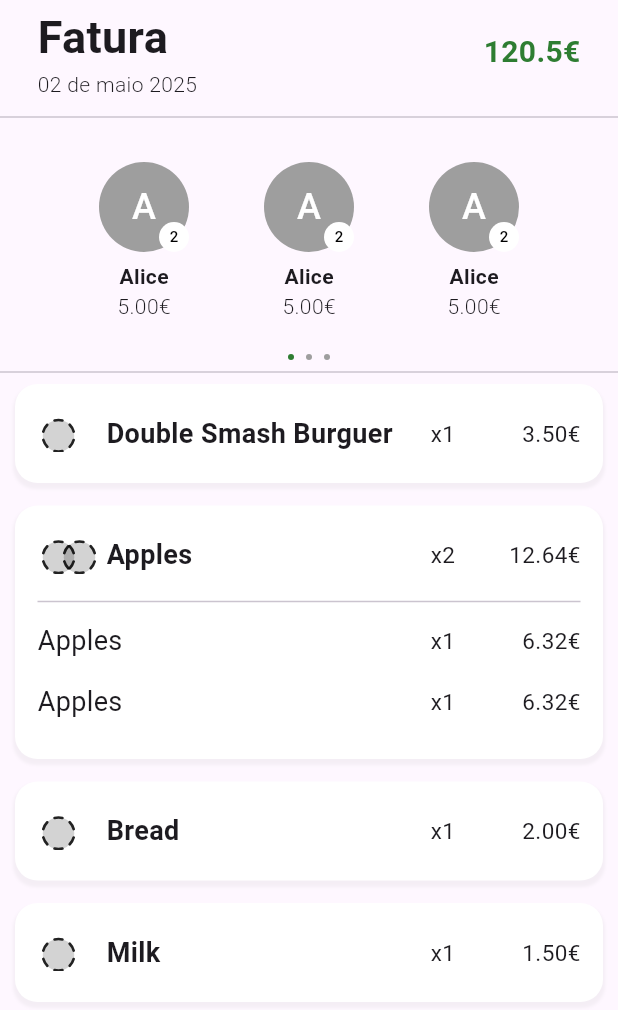
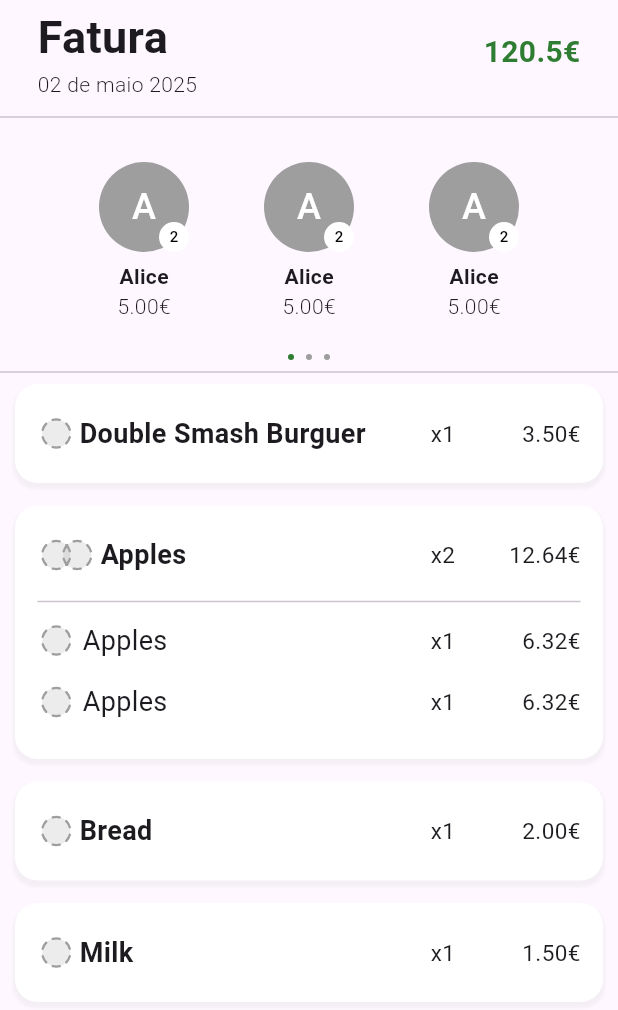
Before and after one commit to thePeras/usettle, a Flutter app: the AssignmentPage screen opened by its route, on a phone screen of 412 x 824 dp. Shown: the top 1010 px of the screen. Run offline on Flutter 3.47's test engine with Material 3 defaults, Android fonts, the phone set to English and light mode, and no system bars; drawn by our look-alikes of smooth_page_indicator; our stand-ins replace camera, phosphor_flutter.

Commit message:
adding left avatars

```diff
--- a/lib/view/assignment/assignment.dart
+++ b/lib/view/assignment/assignment.dart
@@ -64,7 +64,9 @@ class AssignmentState extends State<AssignmentPage> {
           Divider(),
           _buildParticipantsCarousel(),
           Divider(),
-          _buildItemsList()
+          Expanded(
+            child: _buildItemsList(),
+          )
         ],
       ),
     );
@@ -82,10 +84,11 @@ class AssignmentState extends State<AssignmentPage> {
       counts[item.name] = (counts[item.name] ?? 0) + 1;
     }
 
-    return Column(
-        children: uniqueItems
-            .map((item) => _buildItemCard((item, counts[item.name]!)))
-            .toList());
+    return SingleChildScrollView(
+        child: Column(
+            children: uniqueItems
+                .map((item) => _buildItemCard((item, counts[item.name]!)))
+                .toList()));
   }
 
   Widget _buildItemCard((Item, int) repeatedItem) {
@@ -120,17 +123,40 @@ class AssignmentState extends State<AssignmentPage> {
                   children: [
                     SizedBox(
                       height: 25,
-                      width: 40,
+                      width: 14 * (quantity > 3 ? 4 : quantity).toDouble() + 8,
                       child: Stack(
                         children: [
-                          ...List.generate(quantity, (index) {
+                          ...List.generate(quantity > 3 ? 3 : quantity,
+                              (index) {
                             return Positioned(
                                 left: index * 14.0,
                                 child: PhosphorIcon(
-                                    size: 28,
+                                    color: Colors.grey[500],
+                                    size: 25,
                                     PhosphorIcons.circleDashed(
                                         PhosphorIconsStyle.duotone)));
                           }),
+                          if (quantity > 3)
+                            Positioned(
+                              left: 14 * 3.0,
+                              top: 1,
+                              child: Container(
+                                height: 21.5,
+                                width: 21.5,
+                                decoration: BoxDecoration(
+                                  color: Colors.grey[300],
+                                  shape: BoxShape.circle,
+                                ),
+                                alignment: Alignment.center,
+                                child: Text(
+                                  '+${quantity - 3}',
+                                  style: TextStyle(
+                                    fontSize: 12,
+                                    fontWeight: FontWeight.bold,
+                                  ),
+                                ),
+                              ),
+                            ),
                         ],
                       ),
                     ),
@@ -175,9 +201,21 @@ class AssignmentState extends State<AssignmentPage> {
                         child: Row(
                           mainAxisAlignment: MainAxisAlignment.spaceBetween,
                           children: [
-                            Text(
-                              item.name,
-                              style: TextStyle(fontSize: 18),
+                            Row(
+                              children: [
+                                PhosphorIcon(
+                                    color: Colors.grey[500],
+                                    size: 25,
+                                    PhosphorIcons.circleDashed(
+                                        PhosphorIconsStyle.duotone)),
+                                Padding(
+                                  padding: EdgeInsets.only(left: 5),
+                                  child: Text(
+                                    item.name,
+                                    style: TextStyle(fontSize: 18),
+                                  ),
+                                )
+                              ],
                             ),
                             SizedBox(
                               width: 100,
```
